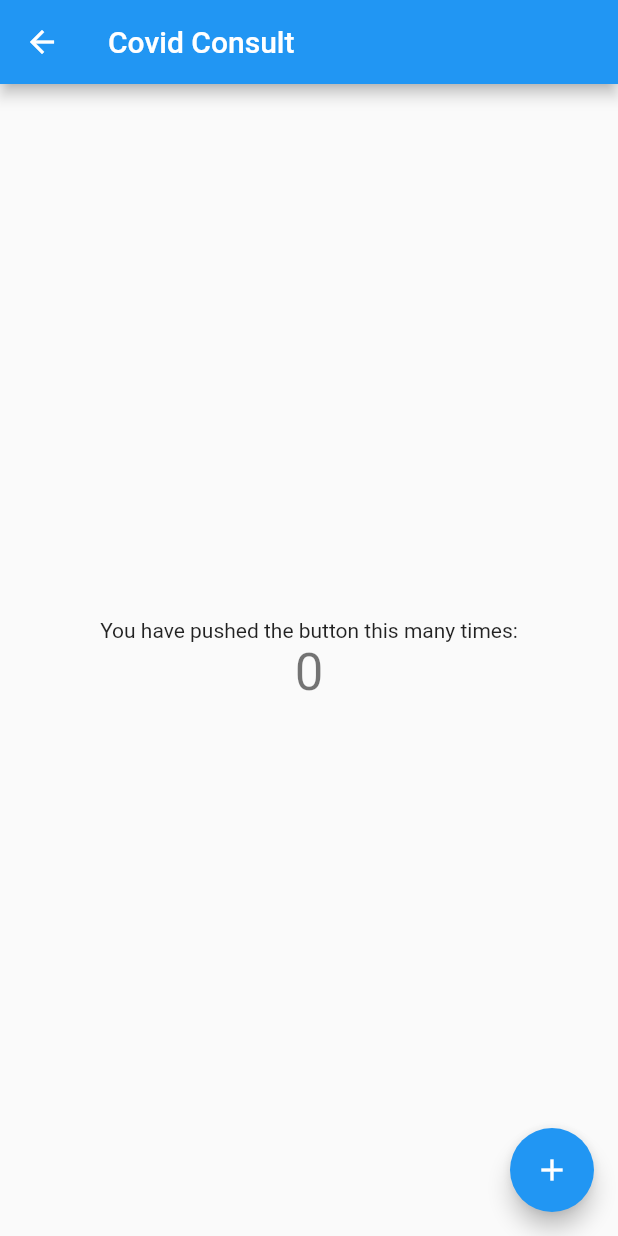
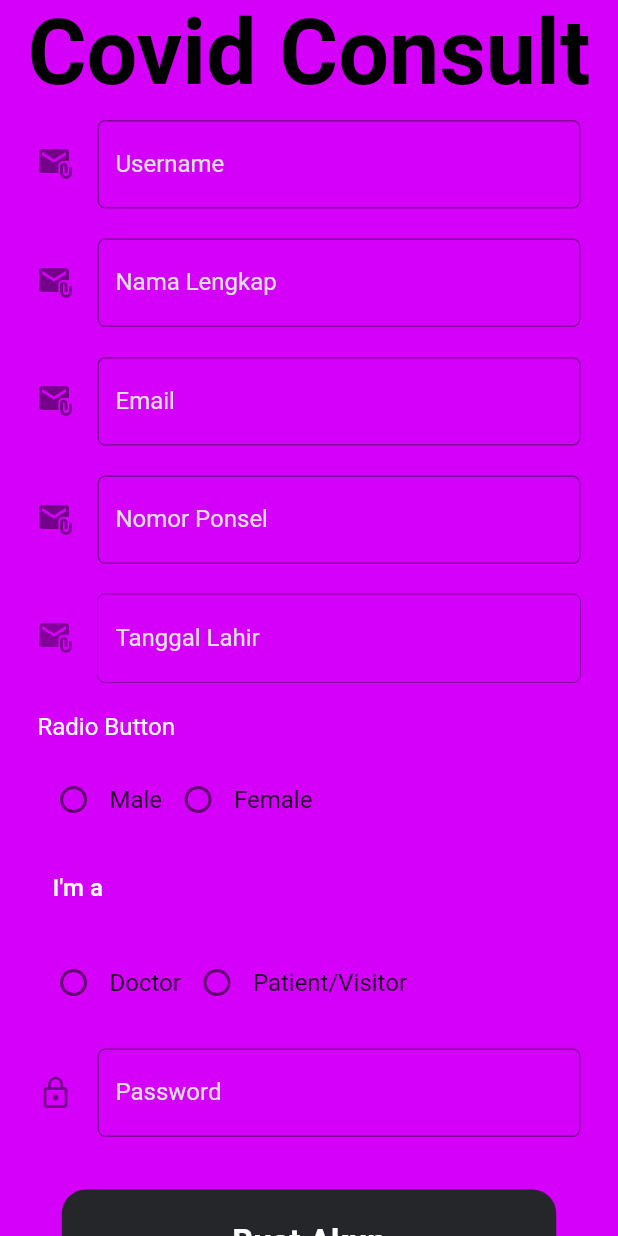
Before and after one commit to YeldaFH/Covid-Consult, a Flutter app: the screen it shows after launch, after a tap on "Create New Account", on a phone screen of 412 x 824 dp. Run offline on Flutter 3.47's test engine with Material 2 defaults, Android fonts, the phone set to English and light mode, and no system bars; our stand-ins replace shared_preferences; network calls fail.

Commit message:
Update Login, Signup, Network Service

```diff
--- a/lib/common/network_service.dart
+++ b/lib/common/network_service.dart
@@ -2,6 +2,8 @@
 // Taken from https://stackoverflow.com/questions/52241089/how-do-i-make-an-http-request-using-cookies-on-flutter/
 // Taken from https://github.com/reflekt-io/echo/blob/main/lib/common/network_service.dart
 // Thank you Athal
+
+// ignore_for_file: avoid_print
 
 import 'package:http/http.dart' as http;
 import 'dart:convert';
@@ -20,6 +22,12 @@ class NetworkService {
   bool loggedIn = false;
   bool initialized = false; //initialized cookies
   String username = "";
+  String name = "";
+  DateTime dob = DateTime.now();
+  String email = "";
+  String phoneNum = "";
+  String role = "";
+  String gender = "";
 
   // Future nunggu dulu data (async juga)
   Future init(BuildContext context) async {
@@ -56,6 +64,20 @@ class NetworkService {
       loggedIn = true;
       //ngambil uname dari sini pake request.username
       username = json.decode(response.body)['username'];
+      name = json.decode(response.body)['name'];
+      dob = DateTime.parse(json.decode(response.body)['dob']);
+      email = json.decode(response.body)['email'];
+      phoneNum = json.decode(response.body)['phone_num'];
+      role = json.decode(response.body)['role'];
+      gender = json.decode(response.body)['gender'];
+
+      print(username);
+      print(name);
+      print(dob);
+      print(email);
+      print(phoneNum);
+      print(role);
+      print(gender);
     } else {
       loggedIn = false;
     }
--- a/lib/main.dart
+++ b/lib/main.dart
@@ -1,6 +1,5 @@
 import 'package:flutter/material.dart';
 import 'package:covid_consult/screens/login_page.dart';
-import 'package:covid_consult/screens/sign_up.dart';
 import 'package:covid_consult/common/network_service.dart';
 import 'package:provider/provider.dart';
 
--- a/lib/screens/login_page.dart
+++ b/lib/screens/login_page.dart
@@ -39,7 +39,7 @@ class _LoginScreenState extends State<LoginScreen> {
                   const Flexible(
                     child: Center(
                       child: Text(
-                        'Reflekt.io',
+                        'Covid Consult',
                         style: TextStyle(
                             color: Colors.black,
                             fontSize: 60,
@@ -175,7 +175,7 @@ class _LoginScreenState extends State<LoginScreen> {
                     onTap: () => Navigator.push(
                         context,
                         MaterialPageRoute(
-                            builder: (context) => const MyHomePage())),
+                            builder: (context) => const SignUpScreen())),
                     child: Container(
                       child: const Text(
                         'Create New Account',
--- /dev/null
+++ b/lib/screens/sign_up.dart
@@ -0,0 +1,502 @@
+// ignore_for_file: non_constant_identifier_names
+// Taken from https://medium.flutterdevs.com/date-and-time-picker-in-flutter-72141e7531c
+
+import 'dart:convert' as convert;
+import 'package:flutter/material.dart';
+import 'package:covid_consult/common/network_service.dart';
+import 'package:intl/intl.dart';
+import 'package:provider/provider.dart';
+import 'package:covid_consult/screens/login_page.dart';
+
+class SignUpScreen extends StatefulWidget {
+  const SignUpScreen({Key? key}) : super(key: key);
+
+  @override
+  _SignUpScreenState createState() => _SignUpScreenState();
+}
+
+class _SignUpScreenState extends State<SignUpScreen> {
+  final _formKey = GlobalKey<FormState>();
+  bool isPasswordVisible = false;
+  void togglePasswordView() {
+    setState(() {
+      isPasswordVisible = !isPasswordVisible;
+    });
+  }
+
+  final TextEditingController _dateController = TextEditingController();
+  DateTime selectedDate = DateTime.now();
+
+  String username = "";
+  String password1 = "";
+  String email = "";
+  String name = "";
+  String dob = "";
+  String gender = "";
+  String phone_num = "";
+  String role = "";
+
+  @override
+  Widget build(BuildContext context) {
+    final request = context.watch<NetworkService>();
+    Size size = MediaQuery.of(context).size;
+    return Form(
+        key: _formKey,
+        child: Scaffold(
+          backgroundColor: Colors.purpleAccent.shade400,
+          body: SingleChildScrollView(
+            child: Column(
+              crossAxisAlignment: CrossAxisAlignment.start,
+              children: [
+                const Center(
+                  child: Text(
+                    'Covid Consult',
+                    style: TextStyle(
+                        color: Colors.black,
+                        fontSize: 60,
+                        fontWeight: FontWeight.bold),
+                  ),
+                ),
+
+                // Username
+                Padding(
+                  padding: const EdgeInsets.symmetric(
+                      horizontal: 25.0, vertical: 10.0),
+                  child: TextFormField(
+                    style: const TextStyle(color: Colors.black),
+                    decoration: InputDecoration(
+                      hintText: "Masukkan Username",
+                      labelText: "Username",
+                      labelStyle: TextStyle(color: Colors.grey.shade300),
+                      icon: const Icon(Icons.attach_email),
+                      border: OutlineInputBorder(
+                          borderRadius: BorderRadius.circular(5.0)),
+                      hintStyle: TextStyle(color: Colors.grey.shade300),
+                    ),
+                    onChanged: (String? value) {
+                      setState(() {
+                        username = value!;
+                      });
+                    },
+                    onSaved: (String? value) {
+                      setState(() {
+                        username = value!;
+                      });
+                    },
+                    autovalidateMode: AutovalidateMode.onUserInteraction,
+                    validator: (value) {
+                      if (value!.isEmpty) {
+                        return 'Username tidak boleh kosong';
+                      }
+                      return null;
+                    },
+                  ),
+                ),
+
+                // Name
+                Padding(
+                  padding: const EdgeInsets.symmetric(
+                      horizontal: 25.0, vertical: 10.0),
+                  child: TextFormField(
+                    style: const TextStyle(color: Colors.black),
+                    decoration: InputDecoration(
+                      hintText: "Masukkan Nama Lengkap",
+                      labelText: "Nama Lengkap",
+                      labelStyle: TextStyle(color: Colors.grey.shade300),
+                      icon: const Icon(Icons.attach_email),
+                      border: OutlineInputBorder(
+                          borderRadius: BorderRadius.circular(5.0)),
+                      hintStyle: TextStyle(color: Colors.grey.shade300),
+                    ),
+                    onChanged: (String? value) {
+                      setState(() {
+                        name = value!;
+                      });
+                    },
+                    onSaved: (String? value) {
+                      setState(() {
+                        name = value!;
+                      });
+                    },
+                    autovalidateMode: AutovalidateMode.onUserInteraction,
+                    validator: (value) {
+                      if (value!.isEmpty) {
+                        return 'Nama Lengkap tidak boleh kosong';
+                      }
+                      return null;
+                    },
+                  ),
+                ),
+
+                // Email
+                Padding(
+                  padding: const EdgeInsets.symmetric(
+                      horizontal: 25.0, vertical: 10.0),
+                  child: TextFormField(
+                    style: const TextStyle(color: Colors.black),
+                    decoration: InputDecoration(
+                      hintText: "Masukkan Email",
+                      labelText: "Email",
+                      labelStyle: TextStyle(color: Colors.grey.shade300),
+                      icon: const Icon(Icons.attach_email),
+                      border: OutlineInputBorder(
+                          borderRadius: BorderRadius.circular(5.0)),
+                      hintStyle: TextStyle(color: Colors.grey.shade300),
+                    ),
+                    onChanged: (String? value) {
+                      setState(() {
+                        email = value!;
+                      });
+                    },
+                    onSaved: (String? value) {
+                      setState(() {
+                        email = value!;
+                      });
+                    },
+                    autovalidateMode: AutovalidateMode.onUserInteraction,
+                    validator: (value) {
+                      String pattern =
+                          r'^(([^<>()[\]\\.,;:\s@\"]+(\.[^<>()[\]\\.,;:\s@\"]+)*)|(\".+\"))@((\[[0-9]{1,3}\.[0-9]{1,3}\.[0-9]{1,3}\.[0-9]{1,3}\])|(([a-zA-Z\-0-9]+\.)+[a-zA-Z]{2,}))$';
+                      RegExp regex = RegExp(pattern);
+                      if (value!.isEmpty) {
+                        return 'Email tidak boleh kosong';
+                      } else if (!regex.hasMatch(value)) {
+                        return 'Enter Valid Email';
+                      }
+                      return null;
+                    },
+                  ),
+                ),
+
+                // No. HP
+                Padding(
+                  padding: const EdgeInsets.symmetric(
+                      horizontal: 25.0, vertical: 10.0),
+                  child: TextFormField(
+                    style: const TextStyle(color: Colors.black),
+                    decoration: InputDecoration(
+                      hintText: "Masukkan Nomor Ponsel",
+                      labelText: "Nomor Ponsel",
+                      labelStyle: TextStyle(color: Colors.grey.shade300),
+                      icon: const Icon(Icons.attach_email),
+                      border: OutlineInputBorder(
+                          borderRadius: BorderRadius.circular(5.0)),
+                      hintStyle: TextStyle(color: Colors.grey.shade300),
+                    ),
+                    onChanged: (String? value) {
+                      setState(() {
+                        phone_num = value!;
+                      });
+                    },
+                    onSaved: (String? value) {
+                      setState(() {
+                        phone_num = value!;
+                      });
+                    },
+                    autovalidateMode: AutovalidateMode.onUserInteraction,
+                    validator: (value) {
+                      String patttern = r'(^(?:[+0]9)?[0-9]{10,12}$)';
+                      RegExp regExp = RegExp(patttern);
+                      if (value!.isEmpty) {
+                        return 'Please enter mobile number';
+                      } else if (!regExp.hasMatch(value)) {
+                        return 'Please enter valid mobile number';
+                      }
+                      return null;
+                    },
+                  ),
+                ),
+
+                // DoB
+                InkWell(
+                    onTap: () {
+                      _selectDate(context);
+                    },
+                    child: Container(
+                      padding: const EdgeInsets.symmetric(
+                          horizontal: 25.0, vertical: 10.0),
+                      child: TextFormField(
+                        style: const TextStyle(color: Colors.black),
+                        textAlign: TextAlign.center,
+                        enabled: false,
+                        keyboardType: TextInputType.text,
+                        controller: _dateController,
+                        decoration: InputDecoration(
+                          hintText: "Masukkan Tanggal Lahir",
+                          labelText: "Tanggal Lahir",
+                          labelStyle: TextStyle(color: Colors.grey.shade300),
+                          icon: const Icon(Icons.attach_email),
+                          border: OutlineInputBorder(
+                              borderRadius: BorderRadius.circular(5.0)),
+                          hintStyle: TextStyle(color: Colors.grey.shade300),
+                        ),
+                        autovalidateMode: AutovalidateMode.onUserInteraction,
+                        validator: (dob) {
+                          if (dob ==
+                              DateFormat('yyyy-MM-dd').format(DateTime.now())) {
+                            return 'Please enter valid date of birth';
+                          }
+                          return null;
+                        },
+                      ),
+                    )),
+
+                // Gender
+                Container(
+                  padding: const EdgeInsets.symmetric(
+                      horizontal: 25.0, vertical: 10.0),
+                  child: const Text(
+                    'Radio Button',
+                    textAlign: TextAlign.left,
+                    style: TextStyle(color: Colors.white, fontSize: 16),
+                  ),
+                ),
+
+                Padding(
+                  padding:
+                      const EdgeInsets.symmetric(horizontal: 25.0, vertical: 5),
+                  child: Row(
+                    children: [
+                      Radio(
+                        value: "male",
+                        groupValue: gender,
+                        onChanged: (String? value) {
+                          setState(() {
+                            gender = value!;
+                          });
+                        },
+                      ),
+                      const Text(
+                        'Male',
+                        style: TextStyle(fontSize: 16.0),
+                      ),
+                      Radio(
+                        value: "female",
+                        groupValue: gender,
+                        onChanged: (String? value) {
+                          setState(() {
+                            gender = value!;
+                          });
+                        },
+                      ),
+                      const Text(
+                        'Female',
+                        style: TextStyle(
+                          fontSize: 16.0,
+                        ),
+                      ),
+                    ],
+                  ),
+                ),
+
+                // Role
+                Padding(
+                    padding: const EdgeInsets.symmetric(
+                        horizontal: 25.0, vertical: 10.0),
+                    child: Container(
+                        padding: const EdgeInsets.all(10),
+                        child: const Text(
+                          'I\'m a',
+                          style: TextStyle(
+                              color: Colors.white,
+                              fontWeight: FontWeight.w500,
+                              fontSize: 16),
+                        ))),
+                Padding(
+                  padding: const EdgeInsets.symmetric(
+                      horizontal: 25.0, vertical: 10.0),
+                  child: Row(
+                    children: [
+                      Radio(
+                        value: "doctor",
+                        groupValue: role,
+                        onChanged: (String? value) {
+                          setState(() {
+                            role = value!;
+                          });
+                        },
+                      ),
+                      const Text(
+                        'Doctor',
+                        style: TextStyle(fontSize: 16.0),
+                      ),
+                      Radio(
+                        value: "patient",
+                        groupValue: role,
+                        onChanged: (String? value) {
+                          setState(() {
+                            role = value!;
+                          });
+                        },
+                      ),
+                      const Text(
+                        'Patient/Visitor',
+                        style: TextStyle(
+                          fontSize: 16.0,
+                        ),
+                      ),
+                    ],
+                  ),
+                ),
+
+                // Password
+                Padding(
+                  padding: const EdgeInsets.symmetric(
+                      horizontal: 25.0, vertical: 10.0),
+                  child: TextFormField(
+                    obscureText: true,
+                    style: const TextStyle(color: Colors.black),
+                    decoration: InputDecoration(
+                      hintText: "Masukkan Password",
+                      labelText: "Password",
+                      labelStyle: TextStyle(color: Colors.grey.shade300),
+                      icon: const Icon(
+                        Icons.lock_outline,
+                      ),
+                      border: OutlineInputBorder(
+                        borderRadius: BorderRadius.circular(5.0),
+                      ),
+                      hintStyle: TextStyle(color: Colors.grey.shade300),
+                    ),
+                    onChanged: (String? value) {
+                      setState(() {
+                        password1 = value!;
+                      });
+                    },
+                    onSaved: (String? value) {
+                      setState(() {
+                        password1 = value!;
+                      });
+                    },
+                    autovalidateMode: AutovalidateMode.onUserInteraction,
+                    validator: (value) {
+                      if (value!.isEmpty) {
+                        return 'Password tidak boleh kosong';
+                      }
+                      return null;
+                    },
+                  ),
+                ),
+
+                const SizedBox(
+                  height: 25,
+                ),
+                Center(
+                  child: Container(
+                    height: size.height * 0.08,
+                    width: size.width * 0.8,
+                    decoration: BoxDecoration(
+                      borderRadius: BorderRadius.circular(16),
+                      color: const Color(0xFF24262A),
+                    ),
+                    child: TextButton(
+                      onPressed: () async {
+                        if (_formKey.currentState!.validate()) {
+                          // Submit to Django server and wait for response
+                          final response = await request.postJson(
+                              "http://127.0.0.1:8000/accounts/signupFlutter",
+                              convert.jsonEncode(<String, String>{
+                                'username': username,
+                                'password': password1,
+                                'email': email,
+                                "name": name,
+                                "dob": dob, //di django convert lagi ke datetime
+                                "gender": gender,
+                                "phone_num": phone_num,
+                                "role": role,
+                              }));
+                          if (response['status'] == 'success') {
+                            ScaffoldMessenger.of(context)
+                                .showSnackBar(const SnackBar(
+                              content: Text(
+                                  "Account has been successfully registered!"),
+                            ));
+                            Navigator.push(
+                                context,
+                                MaterialPageRoute(
+                                    builder: (context) => const LoginScreen()));
+                          } else {
+                            if (response['status'] == 'User Exists') {
+                              ScaffoldMessenger.of(context)
+                                  .showSnackBar(const SnackBar(
+                                content: Text(
+                                    "Account with this username already exists."),
+                              ));
+                            } else {
+                              ScaffoldMessenger.of(context)
+                                  .showSnackBar(const SnackBar(
+                                content:
+                                    Text("An error occured, please try again."),
+                              ));
+                            }
+                          }
+                        }
+                      },
+                      child: const Text(
+                        'Buat Akun',
+                        style: TextStyle(
+                            fontSize: 22,
+                            color: Colors.white,
+                            height: 1.5,
+                            fontWeight: FontWeight.bold),
+                      ),
+                    ),
+                  ),
+                ),
+                const SizedBox(
+                  height: 35,
+                ),
+                Row(
+                  mainAxisAlignment: MainAxisAlignment.center,
+                  children: [
+                    const Text(
+                      'Already have an account?',
+                      style: TextStyle(
+                          fontSize: 22, color: Colors.white, height: 1.5),
+                    ),
+                    GestureDetector(
+                      onTap: () {
+                        Navigator.push(
+                            context,
+                            MaterialPageRoute(
+                                builder: (context) => const LoginScreen()));
+                      },
+                      child: const Text(
+                        'Login',
+                        style: TextStyle(
+                            fontSize: 22,
+                            color: Colors.white,
+                            height: 1.5,
+                            fontWeight: FontWeight.bold),
+                      ),
+                    ),
+                  ],
+                ),
+                const SizedBox(
+                  height: 35,
+                ),
+              ],
+            ),
+          ),
+        ));
+  }
+
+  Future<void> _selectDate(BuildContext context) async {
+    final DateTime? picked = await showDatePicker(
+        context: context,
+        initialDate: selectedDate,
+        initialDatePickerMode: DatePickerMode.day,
+        firstDate: DateTime(1900, 1),
+        lastDate: DateTime(2022));
+    if (picked != null && picked != selectedDate) {
+      setState(() {
+        selectedDate = picked;
+        dob = DateFormat('yyyy-MM-dd').format(selectedDate);
+        _dateController.text = DateFormat('yyyy-MM-dd').format(selectedDate);
+      });
+    } else {
+      // ignore: avoid_print
+      print("tanggal invalid");
+    }
+  }
+}
```
